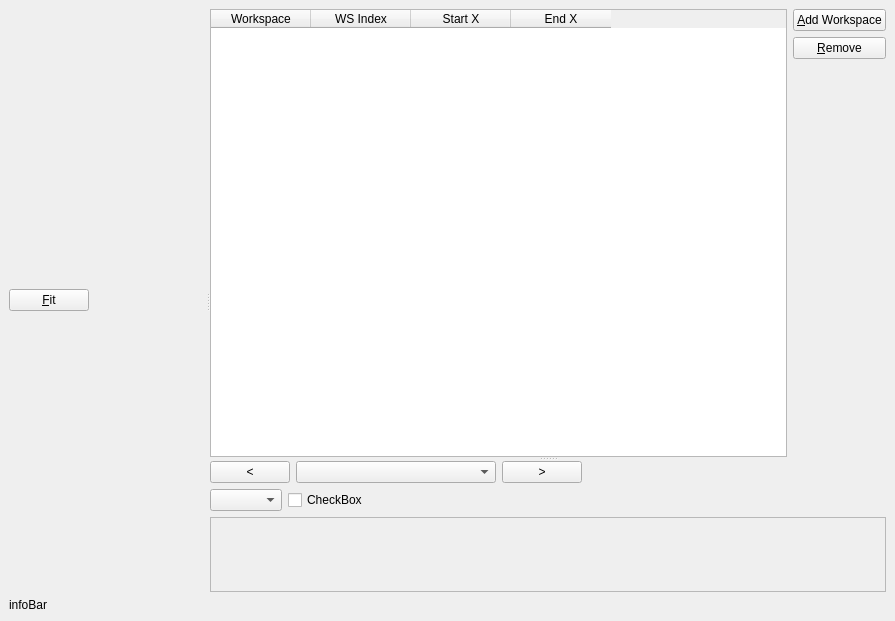
This is Code/Mantid/MantidQt/CustomInterfaces/inc/MantidQtCustomInterfaces/MultiDatasetFit.ui in mantidproject/mantid as Qt 5 draws it before an edit. The edited form follows.
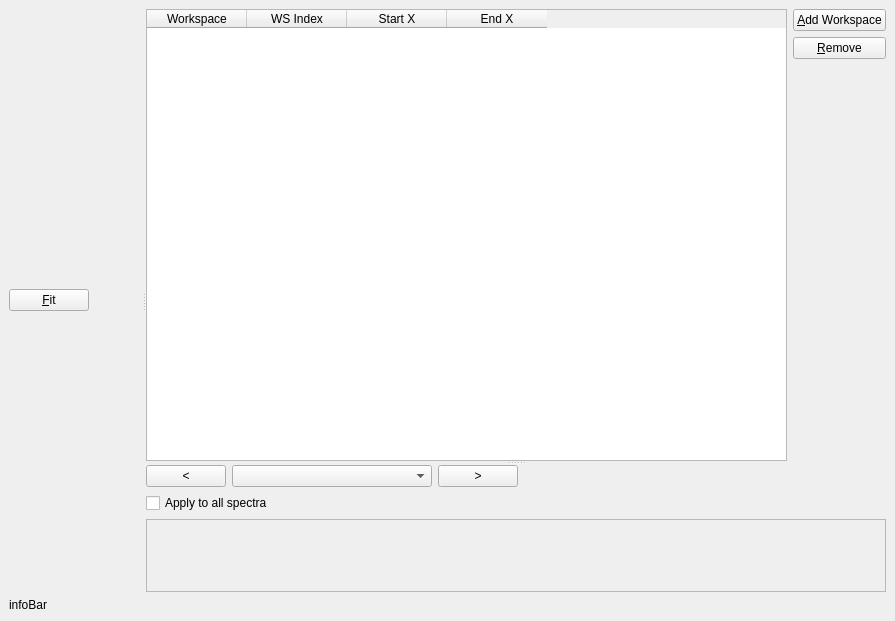
This is the edited form. The open tabs and pages were chosen to show the change. Custom widgets are drawn as their Qt base class.

Commit message: Re #10474. Connected the range selector and the data table.

The edit to the form file:
```diff
--- a/Code/Mantid/MantidQt/CustomInterfaces/inc/MantidQtCustomInterfaces/MultiDatasetFit.ui
+++ b/Code/Mantid/MantidQt/CustomInterfaces/inc/MantidQtCustomInterfaces/MultiDatasetFit.ui
@@ -218,13 +218,18 @@
              <property name="margin">
               <number>0</number>
              </property>
+            </layout>
+           </widget>
+           <widget class="QWidget" name="PanPage"/>
+           <widget class="QWidget" name="RangePage">
+            <layout class="QHBoxLayout" name="horizontalLayout_5">
+             <property name="margin">
+              <number>0</number>
+             </property>
              <item>
-              <widget class="QComboBox" name="comboBox"/>
-             </item>
-             <item>
-              <widget class="QCheckBox" name="checkBox">
+              <widget class="QCheckBox" name="cb_applyRangeToAll">
                <property name="text">
-                <string>CheckBox</string>
+                <string>Apply to all spectra</string>
                </property>
               </widget>
              </item>
@@ -235,7 +240,7 @@
                </property>
                <property name="sizeHint" stdset="0">
                 <size>
-                 <width>40</width>
+                 <width>543</width>
                  <height>20</height>
                 </size>
                </property>
```
Left out of the diff: 7 changed lines with no effect on the pictures. The commit also changes 2 other files.
